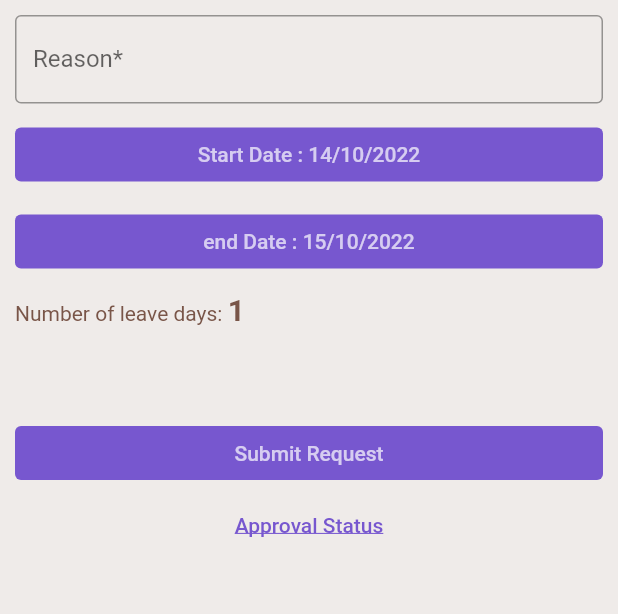
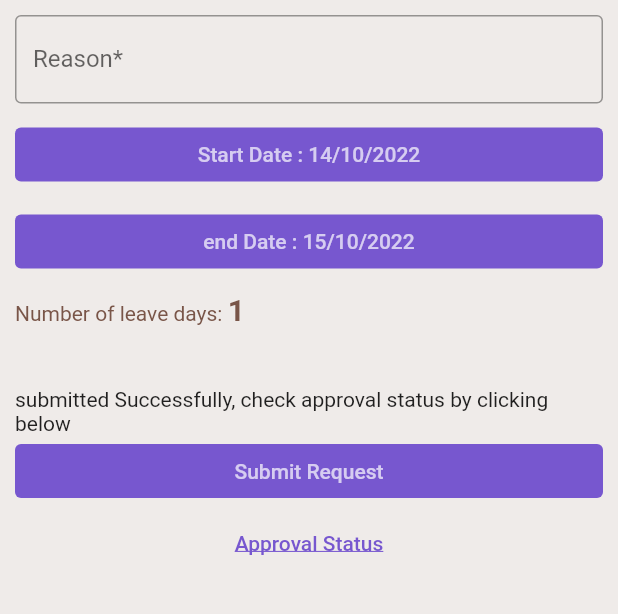
Before and after one commit to udaykarthikeya7/vitAp_leaveApp, a Flutter app: the screen it shows once a user with an empty profile is signed in, after a tap on "Submit Request", on a phone screen of 412 x 824 dp, the part 84-698 px from its top. Run offline on Flutter 3.47's test engine with Material 2 defaults, Android fonts, the light colour scheme and no system bars; our stand-ins replace cloud_firestore, firebase_auth, firebase_core; accounts and stored records are empty; network calls fail.

Commit message:
Complete prototype

```diff
--- a/lib/firebaseServices/database.dart
+++ b/lib/firebaseServices/database.dart
@@ -5,7 +5,10 @@ class DatabaseService {
   final String? uid;
   DatabaseService({ this.uid });
 
+  String docRefId = 'somevalue';
+
   final CollectionReference myRequests = FirebaseFirestore.instance.collection('requests');
+  final CollectionReference AllRequests = FirebaseFirestore.instance.collection('allRequests');
 
   Future updateUserData(String email)
   async {
@@ -15,9 +18,12 @@ class DatabaseService {
     });
   }
 
-  Future sendRequest(String uid, DateTime start, DateTime end, int duration, String reason, DateTime reqTime)
+  Future sendRequest(String? email, String uid, DateTime start, DateTime end, int duration, String reason, DateTime reqTime)
   async {
-    return await myRequests.doc(uid).collection('my requests').doc().set(
+    final docRef = await myRequests.doc(uid).collection('my requests').doc();
+    docRefId = docRef.id;
+
+    return await myRequests.doc(uid).collection('my requests').doc(docRef.id).set(
       {
         'startDate': start,
         'endDate': end,
@@ -25,23 +31,38 @@ class DatabaseService {
         'duration': duration,
         'requestedTime': reqTime,
         'approvalStatus': 'pending',
+        'userID': uid,
+        'docId': docRef.id,
+        'email': email,
       }
     );
+
   }
 
-  Future<void> deleteUserRequests(String id) async {
+  Future sendAllRequest(String? email, String uid, DateTime start, DateTime end, int duration, String reason, DateTime reqTime)
+  async {
+
+    return await AllRequests.doc(uid).set(
+      {
+        'startDate': start,
+        'endDate': end,
+        'reason': reason,
+        'duration': duration,
+        'requestedTime': reqTime,
+        'approvalStatus': 'pending',
+        'docId': docRefId,
+        'email': email,
+      }
+    );
+
+  }
+
+
+Future<void> approveRequest(String id, String userId) async {
+  print(userId);
+  print(id);
   return await myRequests
-    .doc(uid)
-    .collection('my requests')
-    .doc(id)
-    .delete()
-    .then((value) => print("Request Deleted"))
-    .catchError((error) => print("Failed to delete request: $error"));
-}
-
-Future<void> approveRequest(String id) {
-  return myRequests
-    .doc(uid)
+    .doc(userId)
     .collection('my requests')
     .doc(id)
     .update({'approvalStatus':'approved'})
@@ -49,4 +70,12 @@ Future<void> approveRequest(String id) {
     .catchError((error) => print("Failed to approve request: $error"));
 }
 
+Future<void> approveAllRequest(String id) async {
+  return await AllRequests
+    .doc(id)
+    .update({'approvalStatus':'approved'})
+    .then((value) => print("Request Approved"))
+    .catchError((error) => print("Failed to approve request: $error"));
 }
+
+}
--- a/lib/screens/authenticate/sign_in.dart
+++ b/lib/screens/authenticate/sign_in.dart
@@ -13,6 +13,8 @@ class SignIn extends StatefulWidget {
 }
 
 class _SignInState extends State<SignIn> {
+
+  String errorState = '';
 
   final emailController = TextEditingController();
   final passwordController = TextEditingController();
@@ -45,7 +47,11 @@ class _SignInState extends State<SignIn> {
       child: Column(
         mainAxisAlignment: MainAxisAlignment.center,
         children: [
-         const SizedBox(height: 40.0),
+         const SizedBox(height: 30.0),
+         Text(errorState, style: const TextStyle(
+          color: Colors.red,
+         ),),
+         const SizedBox(height: 2.0,),
           TextField(
             controller: emailController,
             cursorColor: Color.fromARGB(255, 120, 102, 252),
@@ -69,6 +75,9 @@ class _SignInState extends State<SignIn> {
               );
             if (result == null) {
               print('error signing in');
+              setState(() {
+                errorState = 'invalid username or password';
+              });
             } else {
               print('signed in');
               print(result.uid);
--- a/lib/screens/home/approvalStatusPage.dart
+++ b/lib/screens/home/approvalStatusPage.dart
@@ -74,10 +74,12 @@ class _ApprovalPageState extends State<ApprovalPage> {
 
                     child: FloatingActionButton.small(
                       onPressed: () async {
-                        DatabaseService().deleteUserRequests(documentSnapshot.id);
+                        await FirebaseFirestore.instance.runTransaction((Transaction myTransaction) async {
+                          await myTransaction.delete(streamSnapshot.data!.docs[index].reference);
+                          });
                       },
+                      backgroundColor: Colors.brown[300],
                       child: const Icon(Icons.delete),
-                      backgroundColor: Colors.brown[300],
                       ),
                     ),
                     ],
--- a/lib/screens/home/home.dart
+++ b/lib/screens/home/home.dart
@@ -19,10 +19,12 @@ class _HomeState extends State<Home> {
   final AuthService _auth = AuthService();
 
   final reasonController = TextEditingController();
+  String submitStatus = '';
 
   DateTime dateToday = DateTime(DateTime.now().year, DateTime.now().month, DateTime.now().day) ;
   DateTime startDate = DateTime(DateTime.now().year, DateTime.now().month, DateTime.now().day);
   DateTime endDate = DateTime(DateTime.now().year, DateTime.now().month, DateTime.now().day+1);
+  DateTime endRef = DateTime(DateTime.now().year, DateTime.now().month, DateTime.now().day+1);
 
 
   @override
@@ -86,6 +88,8 @@ class _HomeState extends State<Home> {
               else {
                 setState(() {
                 startDate = newDate;
+                endRef = DateTime(startDate.year, startDate.month, startDate.day+1);
+                endDate = endRef;
               });
               }
 
@@ -102,13 +106,13 @@ class _HomeState extends State<Home> {
             onPressed: () async {
               DateTime? newDate = await showDatePicker(
                 context: context,
-                initialDate: endDate,
-                firstDate: DateTime(DateTime.now().year, DateTime.now().month, DateTime.now().day+1),
+                initialDate: endRef,
+                firstDate: endRef,
                 lastDate: DateTime(DateTime.now().year+4),
                 );
               if (newDate == null) {
                 setState(() {
-                endDate = DateTime(DateTime.now().year, DateTime.now().month, DateTime.now().day+1);
+                endDate = DateTime(startDate.year, startDate.month, startDate.day+1);
               });
               }
               else {
@@ -133,17 +137,27 @@ class _HomeState extends State<Home> {
               )
             ),
 
-            const SizedBox(height: 60.0),
-
+            const SizedBox(height: 40.0),
+             Text(submitStatus),
              TextButton(
               style: TextButton.styleFrom(
                 backgroundColor: const Color.fromARGB(255, 119, 87, 207),
               ),
               onPressed: () async {
+                setState(() {
+                  submitStatus = 'Loading...';
+                });
                 final user = await FirebaseAuth.instance.currentUser;
+                String? email = user!.email;
                 if (user != null) {
                   await DatabaseService(uid: user.uid)
-                  .sendRequest(user.uid, startDate, endDate, endDate.difference(startDate).inDays, reasonController.text.trim(), DateTime.now());
+                  .sendRequest(email, user.uid, startDate, endDate, endDate.difference(startDate).inDays, reasonController.text.trim(), DateTime.now());
+                  await DatabaseService(uid: user.uid)
+                  .sendAllRequest(email, user.uid, startDate, endDate, endDate.difference(startDate).inDays, reasonController.text.trim(), DateTime.now())
+                  .then((value) => setState(() {
+                  submitStatus = 'submitted Successfully, check approval status by clicking below';
+                  })
+                  );
                 }
               },
               child: const Text('Submit Request',
```
Also changed, not shown: lib/screens/home/adminHome.dart (+14 -4 lines), lib/screens/authenticate/admin_sign_in.dart (line endings or trailing spaces).
